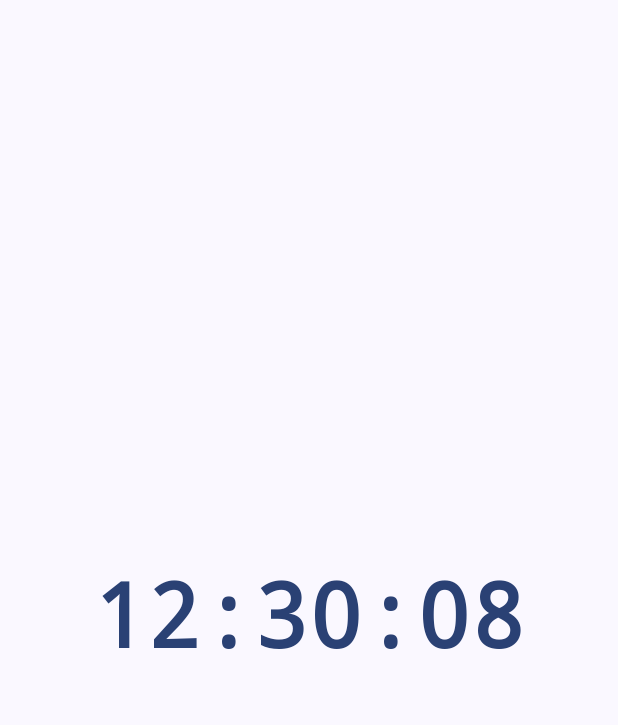
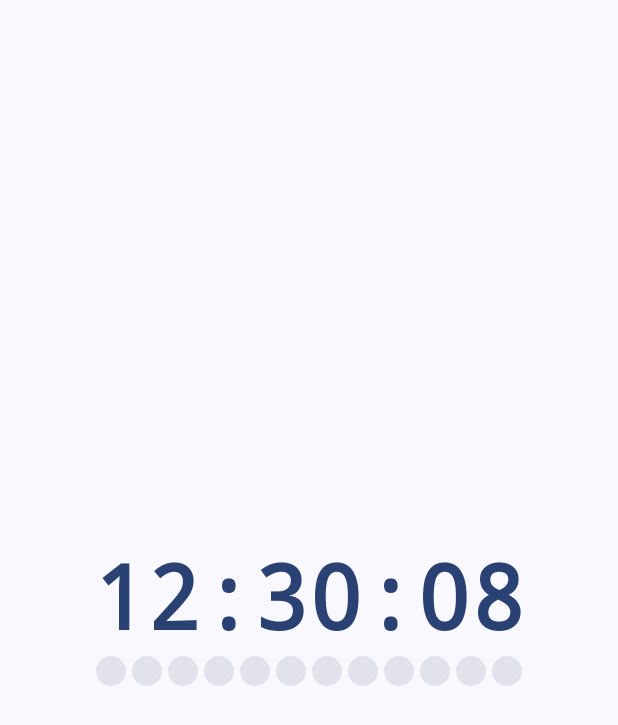
Before and after one commit to LindyGPT/Time-Warp, an Android app built with Jetpack Compose: the screen it shows after launch (MainActivity), on a phone screen of 412 x 824 dp. Shown: the top 725 px of the screen. Run offline under Robolectric (Android 15) with nearby library versions, the phone set to English and light mode, and no system bars.

Commit message:
add 15 minute dots

```diff
--- a/app/src/main/java/com/piggyapps/timewarper/MainActivity.kt
+++ b/app/src/main/java/com/piggyapps/timewarper/MainActivity.kt
@@ -21,26 +21,35 @@ import java.time.LocalDateTime
 import java.time.format.DateTimeFormatter
 
 import android.os.SystemClock
-import android.widget.Toast
+import androidx.compose.foundation.background
 import androidx.compose.foundation.gestures.detectTapGestures
+import androidx.compose.foundation.layout.Arrangement
 import androidx.compose.foundation.layout.Column
 import androidx.compose.foundation.layout.Row
+import androidx.compose.foundation.layout.padding
+import androidx.compose.foundation.layout.size
+import androidx.compose.foundation.shape.CircleShape
 import androidx.compose.material3.AlertDialog
 import androidx.compose.material3.Slider
 import androidx.compose.material3.TextButton
 import androidx.compose.runtime.collectAsState
+import androidx.compose.runtime.mutableIntStateOf
 import androidx.compose.ui.Alignment
+import androidx.compose.ui.draw.clip
 import androidx.compose.ui.input.pointer.pointerInput
 import androidx.compose.ui.text.font.FontFamily
 import androidx.compose.ui.text.font.FontWeight
+import androidx.compose.ui.unit.dp
 import androidx.compose.ui.unit.sp
 import kotlinx.coroutines.flow.MutableStateFlow
 import kotlin.random.Random
 
+private val millisecondsWhenFirstLaunched = System.currentTimeMillis()
+
 class MainActivity : ComponentActivity() {
     private val displayedTimeMillis = MutableStateFlow(System.currentTimeMillis())
     private var lastRealtimeWhenPaused = SystemClock.elapsedRealtime()
-    private var timeWarpFactor = 2F
+    private var timeWarpFactor = 5F
     private var isPaused = false
 
     override fun onResume() {
@@ -77,8 +86,6 @@ class MainActivity : ComponentActivity() {
     override fun onCreate(savedInstanceState: Bundle?) {
         super.onCreate(savedInstanceState)
 
-
-
         setContent {
             TimeWarperTheme {
                 Surface(
@@ -92,7 +99,6 @@ class MainActivity : ComponentActivity() {
                         onLongPress = { showDialog = true },
                     )
 
-
                     TimeWarpFactorDialog(
                         showDialog = showDialog,
                         onDismiss = { showDialog = false },
@@ -101,27 +107,21 @@ class MainActivity : ComponentActivity() {
                     )
                 }
 
-
-
                 LaunchedEffect(Unit) {
                     while (true) {
                         delay(10L)
-                        if (!isPaused) updateDisplayedTime()
+                        if (!isPaused)
+                            displayedTimeMillis.value += 10L
+                    }
                 }
             }
         }
     }
 }
 
-
-    private fun updateDisplayedTime() {
-        displayedTimeMillis.value += 10L;
-    }
-}
-
 @Composable
 fun CurrentTimeDisplay(
-    modifier: Modifier = Modifier, displayedTimeMillis: Long, onLongPress: () -> Unit = {}
+    displayedTimeMillis: Long, onLongPress: () -> Unit = {}
 ) {
     var currentTime by remember { mutableStateOf("") }
 
@@ -133,7 +133,7 @@ fun CurrentTimeDisplay(
     }
 
     Box(
-        modifier = modifier
+        modifier = Modifier
             .fillMaxSize()
             .pointerInput(Unit) {
                 detectTapGestures(
@@ -141,6 +141,10 @@ fun CurrentTimeDisplay(
                         onLongPress()
                     })
             }, contentAlignment = Alignment.Center
+    ) {
+        Column(
+            horizontalAlignment = Alignment.CenterHorizontally,
+            verticalArrangement = Arrangement.Center
         ) {
             Text(
                 text = currentTime, style = MaterialTheme.typography.headlineLarge.copy(
@@ -150,6 +154,9 @@ fun CurrentTimeDisplay(
                     color = MaterialTheme.colorScheme.primary
                 )
             )
+            RealTimeDots()
+        }
+
     }
 }
 
@@ -190,3 +197,38 @@ fun TimeWarpFactorDialog(
         )
     }
 }
+
+@Composable
+fun RealTimeDots() {
+    var filledDots by remember { mutableIntStateOf(0) }
+    val totalDots = 12
+
+    LaunchedEffect(Unit) {
+        while (filledDots < totalDots) {
+            val timePassed = System.currentTimeMillis() - millisecondsWhenFirstLaunched
+            delay(100L)
+            filledDots = ((timePassed / (15 * 60 * 1000)) % (totalDots + 1)).toInt()
+        }
+    }
+
+    Row(
+        verticalAlignment = Alignment.CenterVertically,
+        horizontalArrangement = Arrangement.Center
+    ) {
+        repeat(totalDots) { index ->
+            val filled = index < filledDots
+            Box(
+                modifier = Modifier
+                    .padding(2.dp)
+                    .size(20.dp)
+                    .clip(CircleShape)
+                    .background(
+                        color = if (filled)
+                            MaterialTheme.colorScheme.primary
+                        else
+                            MaterialTheme.colorScheme.surfaceVariant
+                    )
+            )
+        }
+    }
+}
```
Lines whose indentation alone changed are shown as unchanged.
